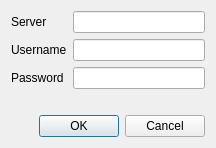
Before: the Qt Designer form minicraft/ui/connect.ui in albatrossen/Minicraft, drawn with Qt 5.
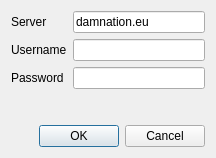
After: the same form once the commit is applied.

Commit message: Made the host default to damnation.eu when there is no config

The edit to the form file:
```diff
--- a/minicraft/ui/connect.ui
+++ b/minicraft/ui/connect.ui
@@ -7,7 +7,7 @@
     <x>0</x>
     <y>0</y>
     <width>216</width>
-    <height>137</height>
+    <height>158</height>
    </rect>
   </property>
   <property name="windowTitle">
@@ -27,7 +27,11 @@
       </widget>
      </item>
      <item row="0" column="1">
-      <widget class="QLineEdit" name="servername"/>
+      <widget class="QLineEdit" name="servername">
+       <property name="text">
+        <string notr="true">damnation.eu</string>
+       </property>
+      </widget>
      </item>
      <item row="1" column="0">
       <widget class="QLabel" name="l_username">
```
The commit also changes 1 other file.
